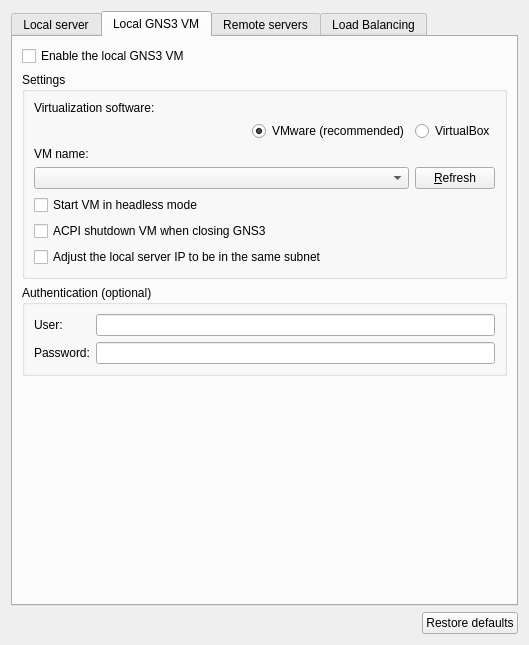
GNS3/gns3-gui, file gns3/ui/server_preferences_page.ui: the form before one commit.
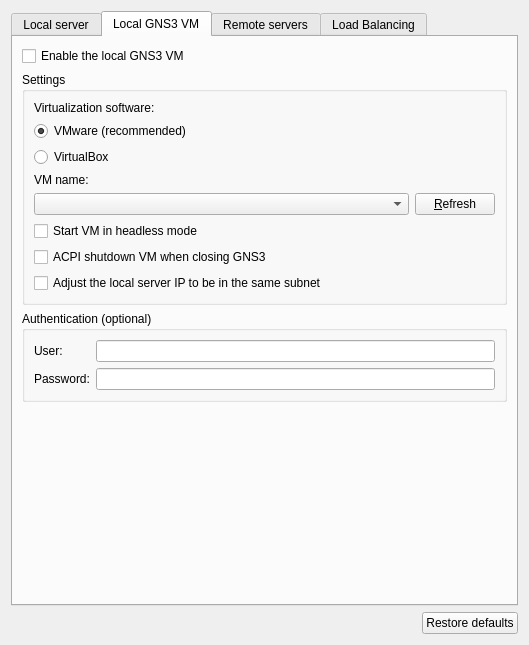
The form after the commit. The open tabs and pages were chosen to show the change.

Commit message: Fix alignements of VMware and VirtualBox in VM choice type

Diff of the .ui file:
```diff
--- a/gns3/ui/server_preferences_page.ui
+++ b/gns3/ui/server_preferences_page.ui
@@ -332,55 +332,42 @@
           <property name="sizeConstraint">
            <enum>QLayout::SetMinimumSize</enum>
           </property>
-          <item row="0" column="0">
-           <widget class="QLabel" name="uiVirtualizationSoftwarLabel">
+          <item row="8" column="0" colspan="2">
+           <widget class="QCheckBox" name="uiAdjustLocalServerIPCheckBox">
             <property name="text">
-             <string>Virtualization software:</string>
+             <string>Adjust the local server IP to be in the same subnet</string>
             </property>
            </widget>
           </item>
-          <item row="1" column="0" colspan="2">
-           <layout class="QHBoxLayout" name="horizontalLayout_4">
-            <item>
-             <spacer name="horizontalSpacer_2">
-              <property name="orientation">
-               <enum>Qt::Horizontal</enum>
-              </property>
-              <property name="sizeHint" stdset="0">
-               <size>
-                <width>40</width>
-                <height>20</height>
-               </size>
-              </property>
-             </spacer>
-            </item>
-            <item>
-             <widget class="QRadioButton" name="uiVmwareRadioButton">
-              <property name="text">
-               <string>VMware (recommended)</string>
-              </property>
-              <property name="checked">
-               <bool>true</bool>
-              </property>
-             </widget>
-            </item>
-            <item>
-             <widget class="QRadioButton" name="uiVirtualBoxRadioButton">
-              <property name="text">
-               <string>VirtualBox</string>
-              </property>
-             </widget>
-            </item>
-           </layout>
+          <item row="6" column="0">
+           <widget class="QCheckBox" name="uiHeadlessCheckBox">
+            <property name="text">
+             <string>Start VM in headless mode</string>
+            </property>
+           </widget>
           </item>
-          <item row="3" column="0">
+          <item row="7" column="0">
+           <widget class="QCheckBox" name="uiShutdownCheckBox">
+            <property name="text">
+             <string>ACPI shutdown VM when closing GNS3</string>
+            </property>
+           </widget>
+          </item>
+          <item row="4" column="0">
            <widget class="QLabel" name="uiVMNameLabel">
             <property name="text">
              <string>VM name:</string>
             </property>
            </widget>
           </item>
-          <item row="4" column="0">
+          <item row="5" column="1">
+           <widget class="QPushButton" name="uiRefreshPushButton">
+            <property name="text">
+             <string>&amp;Refresh</string>
+            </property>
+           </widget>
+          </item>
+          <item row="5" column="0">
            <widget class="QComboBox" name="uiVMListComboBox">
             <property name="sizePolicy">
              <sizepolicy hsizetype="Expanding" vsizetype="Fixed">
@@ -390,31 +377,27 @@
             </property>
            </widget>
           </item>
-          <item row="4" column="1">
-           <widget class="QPushButton" name="uiRefreshPushButton">
+          <item row="0" column="0">
+           <widget class="QLabel" name="uiVirtualizationSoftwarLabel">
             <property name="text">
-             <string>&amp;Refresh</string>
+             <string>Virtualization software:</string>
             </property>
            </widget>
           </item>
-          <item row="5" column="0">
-           <widget class="QCheckBox" name="uiHeadlessCheckBox">
+          <item row="2" column="0">
+           <widget class="QRadioButton" name="uiVirtualBoxRadioButton">
             <property name="text">
-             <string>Start VM in headless mode</string>
+             <string>VirtualBox</string>
             </property>
            </widget>
           </item>
-          <item row="6" column="0">
-           <widget class="QCheckBox" name="uiShutdownCheckBox">
+          <item row="1" column="0">
+           <widget class="QRadioButton" name="uiVmwareRadioButton">
             <property name="text">
-             <string>ACPI shutdown VM when closing GNS3</string>
+             <string>VMware (recommended)</string>
             </property>
-           </widget>
-          </item>
-          <item row="7" column="0" colspan="2">
-           <widget class="QCheckBox" name="uiAdjustLocalServerIPCheckBox">
-            <property name="text">
-             <string>Adjust the local server IP to be in the same subnet</string>
+            <property name="checked">
+             <bool>true</bool>
             </property>
            </widget>
           </item>
```
Left out of the diff: 4 changed lines with no effect on the pictures. The commit also changes 1 other file.
